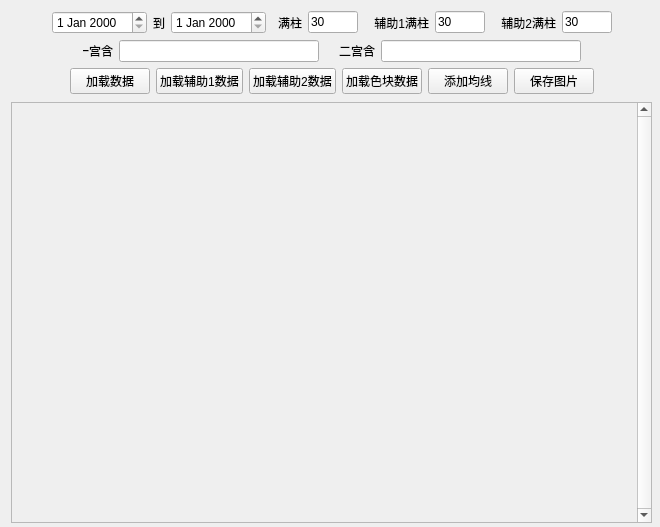
Old version of the form charttool/mainwindow.ui in the repository kinglon/stocktool.
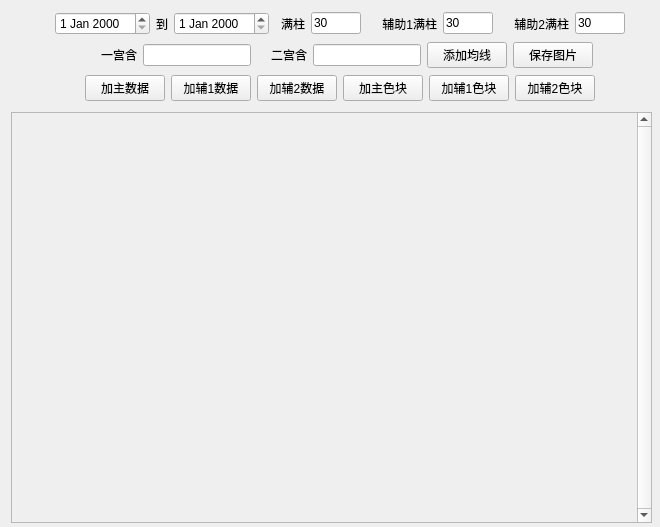
New version of the form.

Commit message: 增加辅助色块功能

The edit to the form file:
```diff
--- a/charttool/mainwindow.ui
+++ b/charttool/mainwindow.ui
@@ -18,9 +18,9 @@
     <property name="geometry">
      <rect>
       <x>11</x>
-      <y>102</y>
+      <y>112</y>
       <width>641</width>
-      <height>421</height>
+      <height>411</height>
      </rect>
     </property>
     <property name="verticalScrollBarPolicy">
@@ -38,7 +38,7 @@
        <x>0</x>
        <y>0</y>
        <width>622</width>
-       <height>419</height>
+       <height>409</height>
       </rect>
      </property>
     </widget>
@@ -48,8 +48,8 @@
      <rect>
       <x>11</x>
       <y>11</y>
-      <width>641</width>
-      <height>86</height>
+      <width>658</width>
+      <height>91</height>
      </rect>
     </property>
     <layout class="QVBoxLayout" name="verticalLayout">
@@ -129,13 +129,13 @@
         <widget class="QLabel" name="label_3">
          <property name="minimumSize">
           <size>
-           <width>65</width>
+           <width>70</width>
            <height>0</height>
           </size>
          </property>
          <property name="maximumSize">
           <size>
-           <width>30</width>
+           <width>16777215</width>
            <height>16777215</height>
           </size>
          </property>
@@ -164,13 +164,13 @@
         <widget class="QLabel" name="label_4">
          <property name="minimumSize">
           <size>
-           <width>65</width>
+           <width>70</width>
            <height>0</height>
           </size>
          </property>
          <property name="maximumSize">
           <size>
-           <width>30</width>
+           <width>16777215</width>
            <height>16777215</height>
           </size>
          </property>
@@ -229,13 +229,13 @@
         <widget class="QLabel" name="label_5">
          <property name="minimumSize">
           <size>
-           <width>0</width>
+           <width>50</width>
            <height>0</height>
           </size>
          </property>
          <property name="maximumSize">
           <size>
-           <width>30</width>
+           <width>16777215</width>
            <height>16777215</height>
           </size>
          </property>
@@ -251,13 +251,13 @@
         <widget class="QLineEdit" name="oneIncludeEdit">
          <property name="minimumSize">
           <size>
-           <width>200</width>
+           <width>0</width>
            <height>0</height>
           </size>
          </property>
          <property name="maximumSize">
           <size>
-           <width>50</width>
+           <width>16777215</width>
            <height>16777215</height>
           </size>
          </property>
@@ -276,7 +276,7 @@
          </property>
          <property name="maximumSize">
           <size>
-           <width>30</width>
+           <width>16777215</width>
            <height>16777215</height>
           </size>
          </property>
@@ -292,13 +292,13 @@
         <widget class="QLineEdit" name="twoIncludeEdit">
          <property name="minimumSize">
           <size>
-           <width>200</width>
+           <width>0</width>
            <height>0</height>
           </size>
          </property>
          <property name="maximumSize">
           <size>
-           <width>50</width>
+           <width>16777215</width>
            <height>16777215</height>
           </size>
          </property>
@@ -307,6 +307,20 @@
          </property>
         </widget>
        </item>
+       <item>
+        <widget class="QPushButton" name="addAvgLineButton">
+         <property name="text">
+          <string>添加均线</string>
+         </property>
+        </widget>
+       </item>
+       <item>
+        <widget class="QPushButton" name="saveImageButton">
+         <property name="text">
+          <string>保存图片</string>
+         </property>
+        </widget>
+       </item>
        <item>
         <spacer name="horizontalSpacer_6">
          <property name="orientation">
@@ -340,42 +354,42 @@
        <item>
         <widget class="QPushButton" name="loadDataButton">
          <property name="text">
-          <string>加载数据</string>
+          <string>加主数据</string>
          </property>
         </widget>
        </item>
        <item>
         <widget class="QPushButton" name="loadAssist1DataButton">
          <property name="text">
-          <string>加载辅助1数据</string>
+          <string>加辅1数据</string>
          </property>
         </widget>
        </item>
        <item>
         <widget class="QPushButton" name="loadAssist2DataButton">
          <property name="text">
-          <string>加载辅助2数据</string>
+          <string>加辅2数据</string>
          </property>
         </widget>
        </item>
        <item>
         <widget class="QPushButton" name="loadColorDataButton">
          <property name="text">
-          <string>加载色块数据</string>
+          <string>加主色块</string>
          </property>
         </widget>
        </item>
        <item>
-        <widget class="QPushButton" name="addAvgLineButton">
+        <widget class="QPushButton" name="loadAssist1ColorDataButton">
          <property name="text">
-          <string>添加均线</string>
+          <string>加辅1色块</string>
          </property>
         </widget>
        </item>
        <item>
-        <widget class="QPushButton" name="saveImageButton">
+        <widget class="QPushButton" name="loadAssist2ColorDataButton">
          <property name="text">
-          <string>保存图片</string>
+          <string>加辅2色块</string>
          </property>
         </widget>
        </item>
```
The commit also changes 4 other files.
